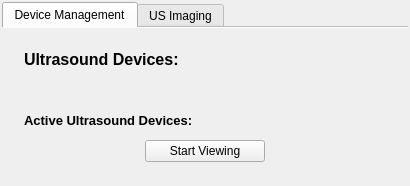
First picture: the form in Plugins/org.mitk.gui.qt.ultrasound/src/internal/UltrasoundSupportControls.ui, repository MITK/MITK, before the edit.
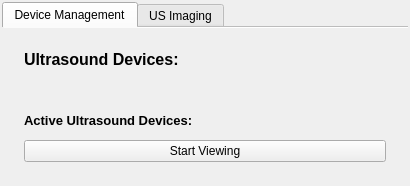
Second picture: the form after the edit. Icons and pictures are not drawn. Custom widgets are drawn as their Qt base class.

Commit message: Additional icon + fixing of compiler warning for UltrasoundSupport.

```diff
--- a/Plugins/org.mitk.gui.qt.ultrasound/src/internal/UltrasoundSupportControls.ui
+++ b/Plugins/org.mitk.gui.qt.ultrasound/src/internal/UltrasoundSupportControls.ui
@@ -103,19 +103,6 @@
              </item>
              <item>
               <layout class="QHBoxLayout" name="horizontalLayout_2">
-               <item>
-                <spacer name="horizontalSpacer_2">
-                 <property name="orientation">
-                  <enum>Qt::Horizontal</enum>
-                 </property>
-                 <property name="sizeHint" stdset="0">
-                  <size>
-                   <width>40</width>
-                   <height>20</height>
-                  </size>
-                 </property>
-                </spacer>
-               </item>
                <item>
                 <widget class="QPushButton" name="m_BtnView">
                  <property name="minimumSize">
@@ -129,19 +116,6 @@
                  </property>
                 </widget>
                </item>
-               <item>
-                <spacer name="horizontalSpacer_3">
-                 <property name="orientation">
-                  <enum>Qt::Horizontal</enum>
-                 </property>
-                 <property name="sizeHint" stdset="0">
-                  <size>
-                   <width>40</width>
-                   <height>20</height>
-                  </size>
-                 </property>
-                </spacer>
-               </item>
               </layout>
              </item>
             </layout>
```
Left out of the diff: 4 changed lines with no effect on the pictures. The commit also changes 1 other file.
